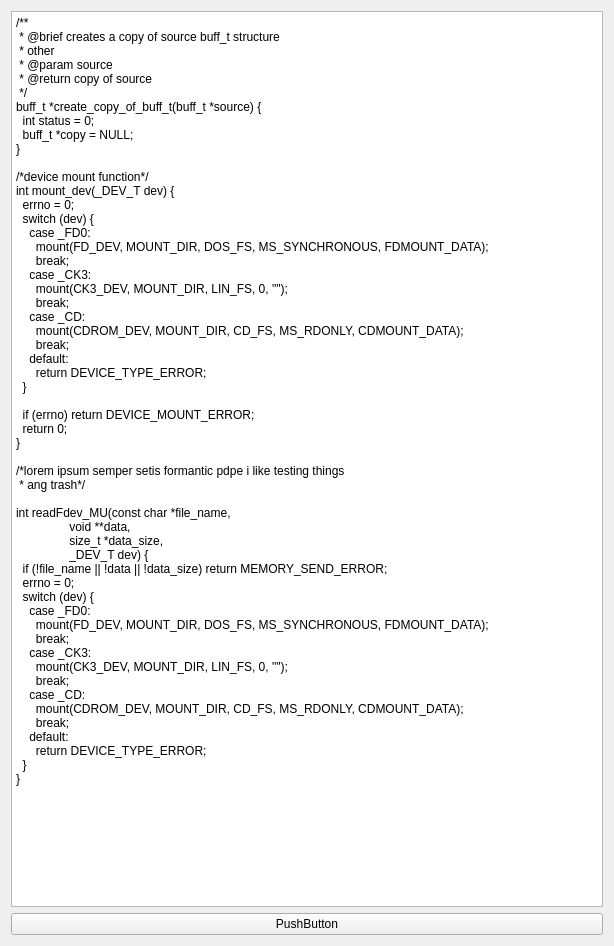
The window that mainwindow.ui (VoreWind/CommentOrganizer) describes before a commit, drawn with Qt 5.
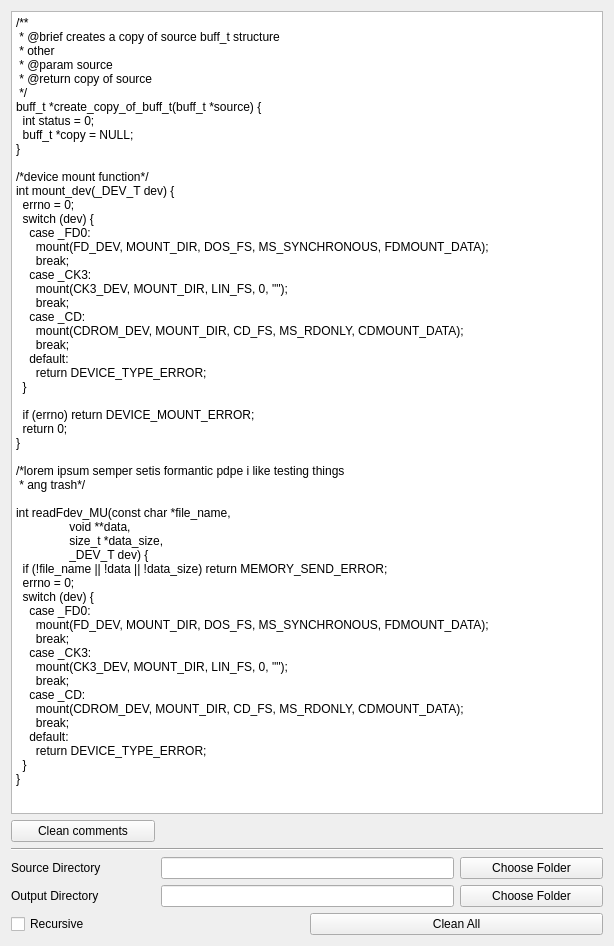
The same window after the commit.

Commit message: Add support to parsing /*! comments

The edit to the form file:
```diff
--- a/mainwindow.ui
+++ b/mainwindow.ui
@@ -18,11 +18,53 @@
     <item row="1" column="0">
      <widget class="QPushButton" name="clean_button">
       <property name="text">
-       <string>PushButton</string>
+       <string>Clean comments</string>
       </property>
      </widget>
     </item>
-    <item row="0" column="0">
+    <item row="2" column="0" colspan="4">
+     <widget class="Line" name="line">
+      <property name="orientation">
+       <enum>Qt::Horizontal</enum>
+      </property>
+     </widget>
+    </item>
+    <item row="3" column="0">
+     <widget class="QLabel" name="label">
+      <property name="text">
+       <string>Source Directory</string>
+      </property>
+     </widget>
+    </item>
+    <item row="3" column="3">
+     <widget class="QPushButton" name="source_directory_button">
+      <property name="text">
+       <string>Choose Folder</string>
+      </property>
+     </widget>
+    </item>
+    <item row="4" column="0">
+     <widget class="QLabel" name="label_2">
+      <property name="text">
+       <string>Output Directory</string>
+      </property>
+     </widget>
+    </item>
+    <item row="4" column="3">
+     <widget class="QPushButton" name="destination_directory_button">
+      <property name="text">
+       <string>Choose Folder</string>
+      </property>
+     </widget>
+    </item>
+    <item row="5" column="0">
+     <widget class="QCheckBox" name="is_recursive_check">
+      <property name="text">
+       <string>Recursive</string>
+      </property>
+     </widget>
+    </item>
+    <item row="0" column="0" colspan="4">
      <widget class="QPlainTextEdit" name="text_edit">
       <property name="plainText">
        <string>/**
@@ -83,6 +125,19 @@
       </property>
      </widget>
     </item>
+    <item row="3" column="1" colspan="2">
+     <widget class="QLineEdit" name="source_directory_line"/>
+    </item>
+    <item row="4" column="1" colspan="2">
+     <widget class="QLineEdit" name="destination_directory_line"/>
+    </item>
+    <item row="5" column="2" colspan="2">
+     <widget class="QPushButton" name="clean_all_button">
+      <property name="text">
+       <string>Clean All</string>
+      </property>
+     </widget>
+    </item>
    </layout>
   </widget>
  </widget>
```
The commit also changes 5 other files.
